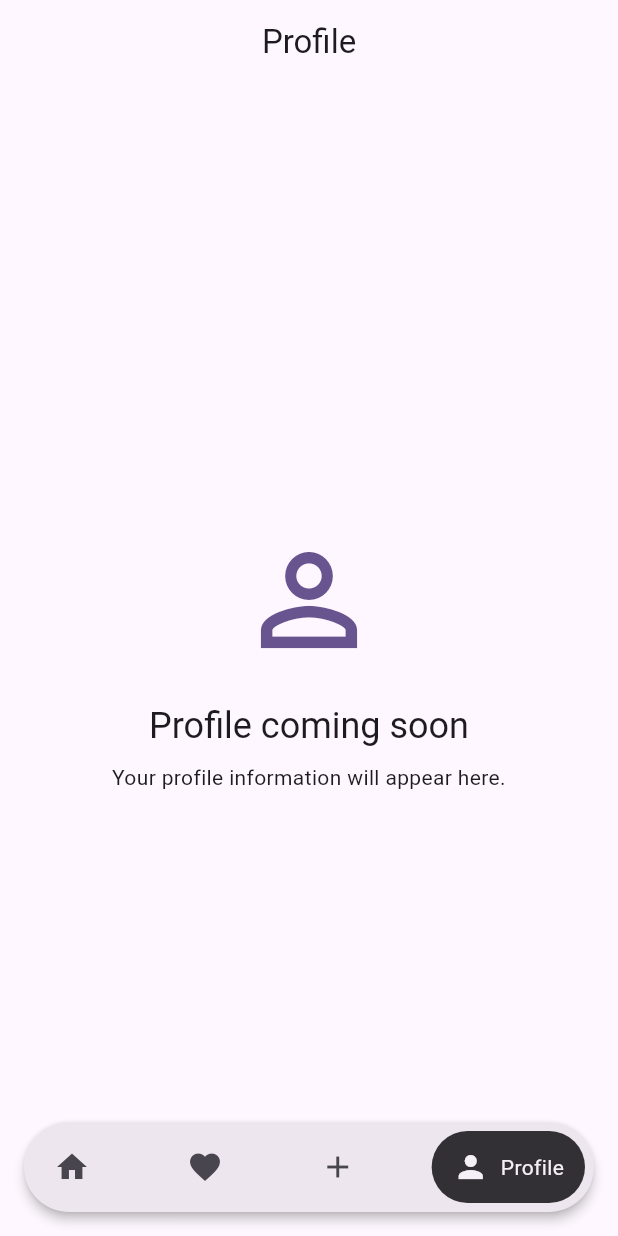
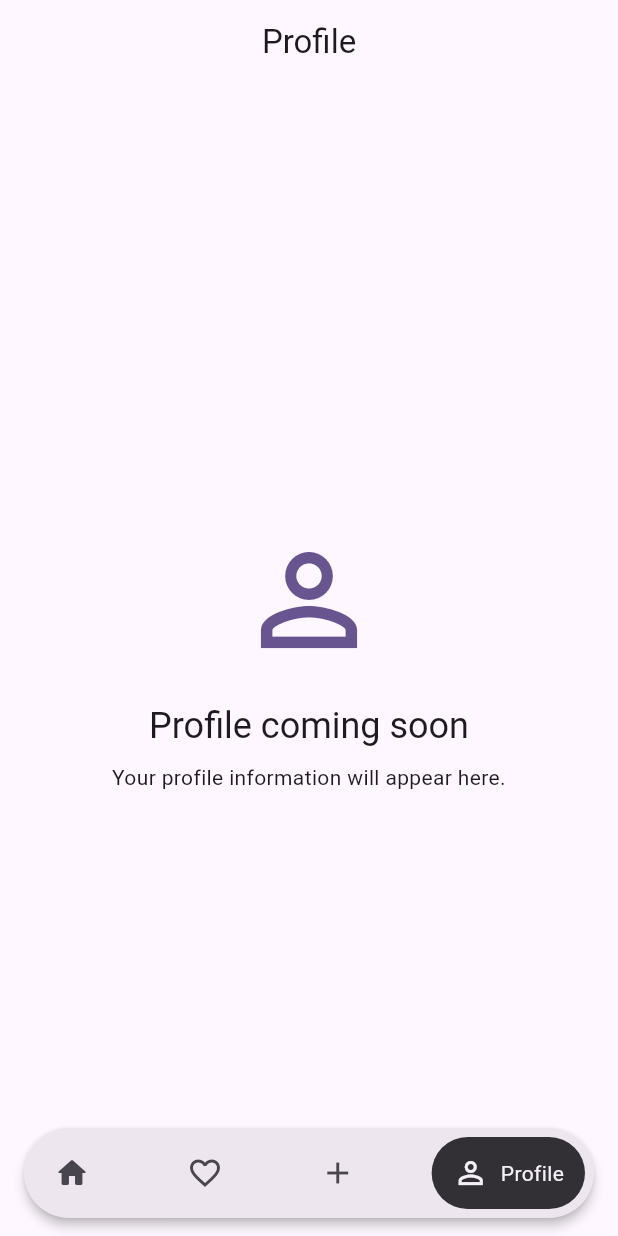
Before and after one commit to Ey-git-hub/emarket, a Flutter app: the screen it shows once a user with an empty profile is signed in, item 4 of the bottom bar chosen, on a phone screen of 412 x 824 dp. Run offline on Flutter 3.47's test engine with Material 3 defaults, Android fonts, the phone set to English and light mode, and no system bars; our stand-ins replace cloud_firestore, firebase_auth, firebase_core, flutter_riverpod, go_router; accounts and stored records are empty.

Commit message:
fix: Update PillBar icons for consistency and adjust SafeArea padding

```diff
--- a/lib/app/main_shell.dart
+++ b/lib/app/main_shell.dart
@@ -26,13 +26,13 @@ class MainShell extends StatelessWidget {
             alignment: Alignment.bottomCenter,
             child: SafeArea(
               top: false,
-              minimum: const EdgeInsets.fromLTRB(16, 0, 16, 16),
+              minimum: const EdgeInsets.fromLTRB(16, 0, 16, 12),
               child: PillBar(
                 options: const [
-                  Option(Icons.home, 'Home'),
-                  Option(Icons.favorite, 'Favorites'),
+                  Option(Icons.home_rounded, 'Home'),
+                  Option(Icons.favorite_border, 'Favorites'),
                   Option(Icons.add, 'Add'),
-                  Option(Icons.person, 'Profile'),
+                  Option(Icons.person_outline, 'Profile'),
                 ],
                 selectedIndex: selectedIndex,
                 onSelected: (index) => context.go(_locations[index]),
```
